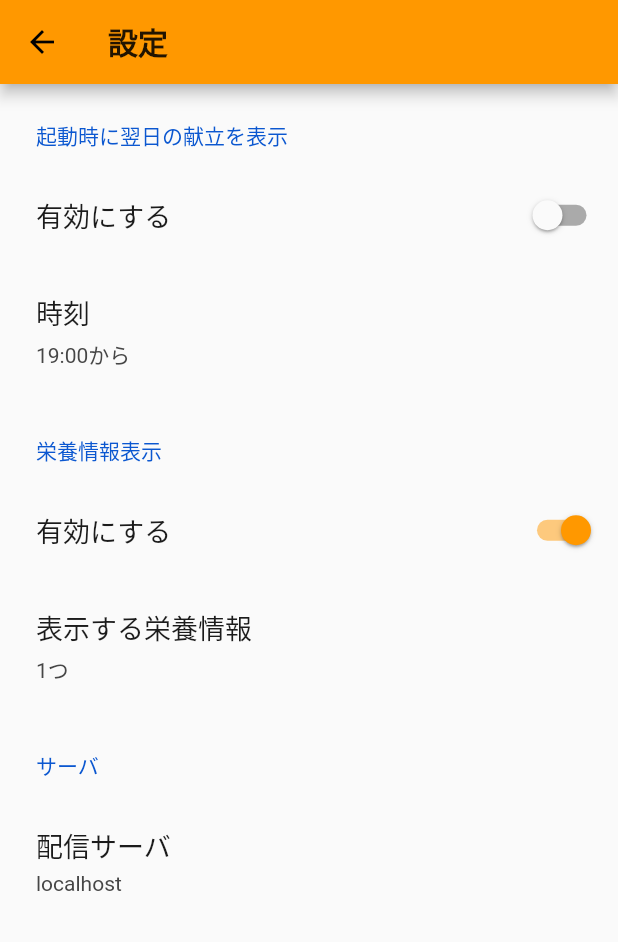
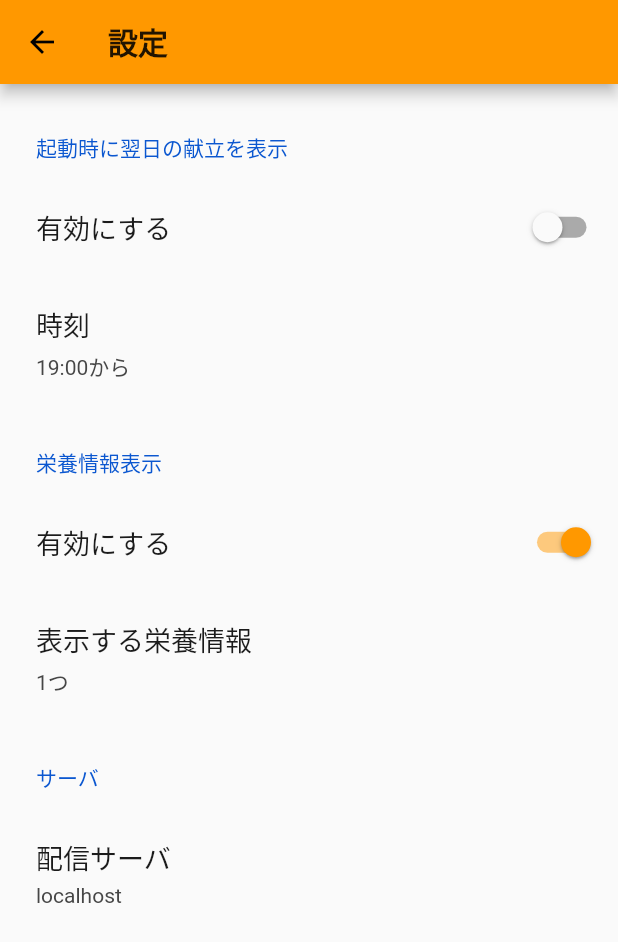
Before and after one commit to Yuta1004/ShirasunaKondateV4, a Flutter app: the SettingsPage screen opened by its route, on a phone screen of 412 x 824 dp. Shown: the top 942 px of the screen. Run offline on Flutter 3.47's test engine with Material 2 defaults, Android fonts, the phone set to English and light mode, and no system bars; our stand-ins replace flutter_spinkit, settings_ui, shared_preferences, sprintf, sqflite, tuple; missing offline and left inert: day_night_time_picker, grpc, marquee_widget, protobuf; accounts and stored records are empty; statements that could not run were skipped.

Commit message:
[fix](app) 設定画面上部にPaddingを追加して画面が見にくいのを修正

```diff
--- a/app/lib/pages/settings_page/settings_page.dart
+++ b/app/lib/pages/settings_page/settings_page.dart
@@ -49,6 +49,10 @@ class _SettingsPageState extends State<SettingsPage> {
             ),
             body: Column(
                 children: <Widget>[
+                    Padding(
+                        padding: EdgeInsets.symmetric(vertical: 4),
+                        child: Container(),
+                    ),
                     SettingsSection(
                         title: "起動時に翌日の献立を表示",
                         tiles: <SettingsTile>[
```
